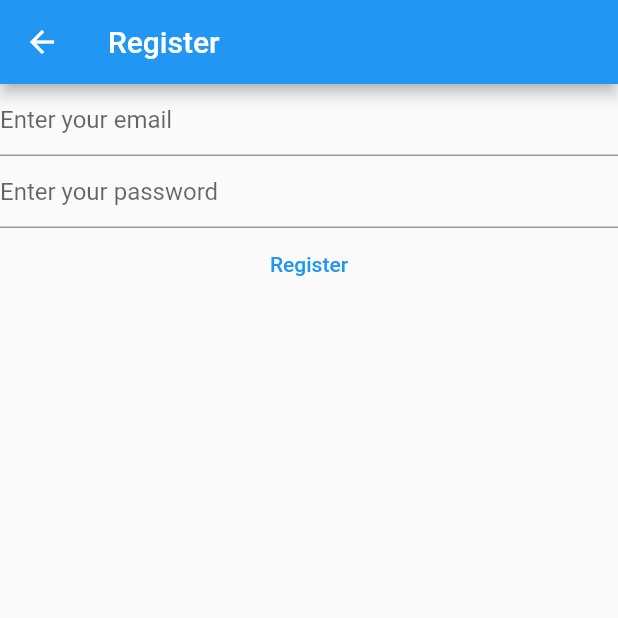
After one commit to BrunoMazzocchi/MyNotes, a Flutter app: the RegisterView screen opened directly, on a phone screen of 412 x 824 dp, the top half of it. The commit adds this screen. Run offline on Flutter 3.47's test engine with Material 2 defaults, Android fonts, the phone set to English and light mode, and no system bars; our stand-ins replace firebase_auth, firebase_core; accounts and stored records are empty; network calls fail.

Commit message:
Basic login and registration view

```diff
--- /dev/null
+++ b/lib/views/register_view.dart
@@ -0,0 +1,87 @@
+import 'package:firebase_auth/firebase_auth.dart';
+import 'package:firebase_core/firebase_core.dart';
+import '../firebase_options.dart';
+import 'package:flutter/material.dart';
+
+class RegisterView extends StatefulWidget {
+  const RegisterView({Key? key}) : super(key: key);
+
+  @override
+  State<RegisterView> createState() => _RegisterViewState();
+}
+
+class _RegisterViewState extends State<RegisterView> {
+  late final TextEditingController _email;
+  late final TextEditingController _password;
+
+  @override
+  void initState() {
+    // TODO: implement initState
+    _email = TextEditingController();
+    _password = TextEditingController();
+    super.initState();
+  }
+
+  @override
+  void dispose() {
+    // TODO: implement dispose
+    _email.dispose();
+    _password.dispose();
+    super.dispose();
+  }
+
+  @override
+  Widget build(BuildContext context) {
+    return Scaffold(
+        appBar: AppBar(
+          backgroundColor: Colors.blue,
+          title: const Text('Register'),
+        ),
+        body: FutureBuilder(
+          future: Firebase.initializeApp(
+            options: DefaultFirebaseOptions.currentPlatform,
+          ),
+          // Context is where the UI is and snapshot the
+          // snapshot the state of the object
+          builder: (context, snapshot) {
+            switch (snapshot.connectionState) {
+              case ConnectionState.done:
+                return Column(
+                  children: [
+                    TextField(
+                      controller: _email,
+                      enableSuggestions: true,
+                      autocorrect: true,
+                      keyboardType: TextInputType.emailAddress,
+                      decoration: const InputDecoration(
+                        hintText: 'Enter your email',
+                      ),
+                    ),
+                    TextField(
+                      controller: _password,
+                      obscureText: true,
+                      enableSuggestions: false,
+                      autocorrect: false,
+                      decoration: const InputDecoration(
+                          hintText: 'Enter your password'),
+                    ),
+                    TextButton(
+                      onPressed: () async {
+                        final email = _email.text;
+                        final password = _password.text;
+                        final userCredential = await FirebaseAuth.instance
+                            .createUserWithEmailAndPassword(
+                            email: email, password: password);
+                        print(userCredential);
+                      },
+                      child: const Text('Register'),
+                    ),
+                  ],
+                );
+              default:
+                return const Text('Loading...');
+            }
+          },
+        ));
+  }
+}
```
Also changed, not shown: lib/main.dart (+4 -86 lines), lib/views/login_view.dart (added, +87 -0 lines).
